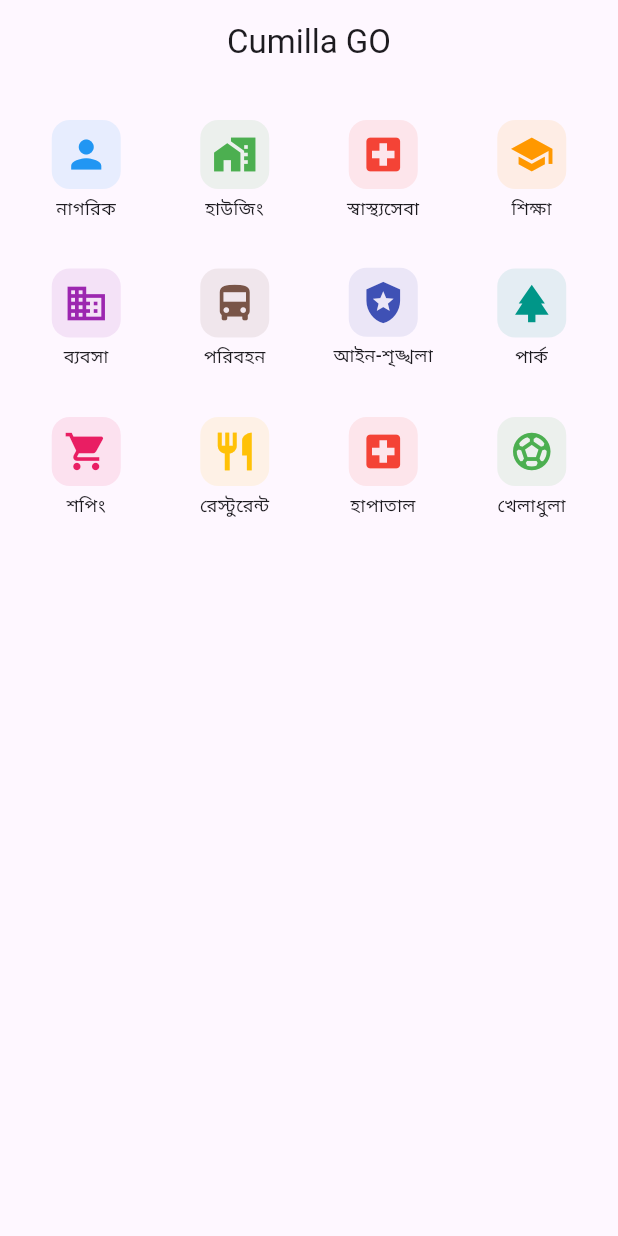
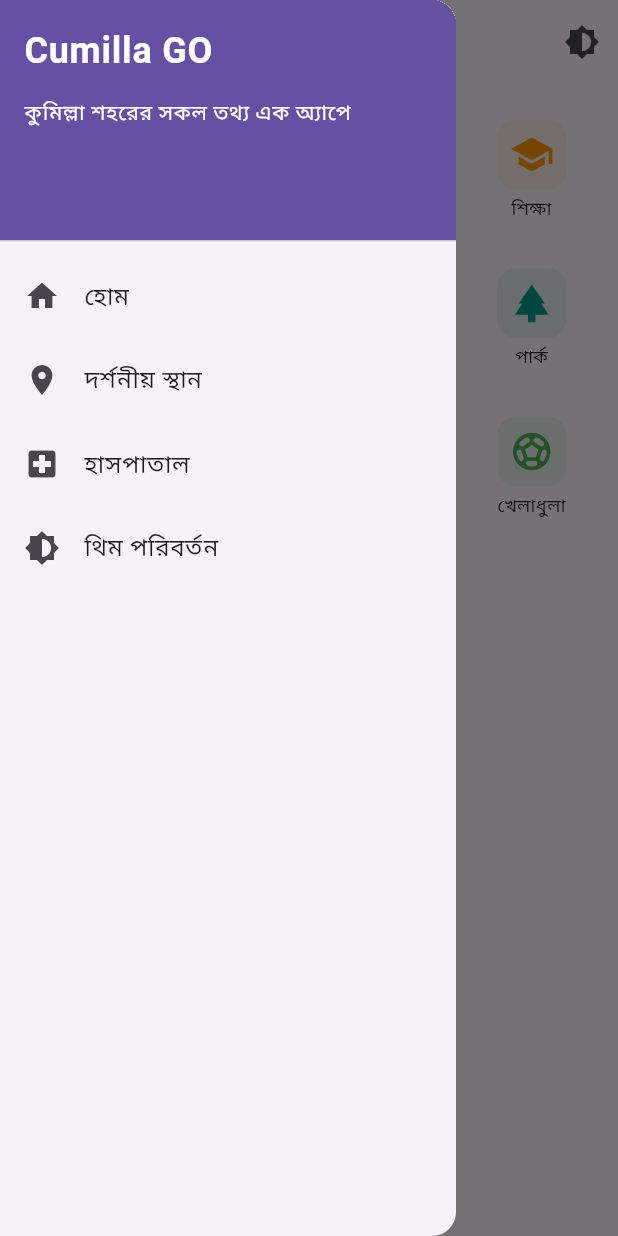
Before and after one commit to Cumilla-City/cumilla-go, a Flutter app: the screen it shows after launch, with the side drawer open (before the commit the screen has no drawer), on a phone screen of 412 x 824 dp. Run offline on Flutter 3.47's test engine with Material 3 defaults, Android fonts, the phone set to English and light mode, and no system bars; our stand-ins replace sqflite, sqflite_common_ffi; accounts and stored records are empty.

Commit message:
Enhance navigation and UI in main app: add Material 3 support, implement routes for PlacesScreen, HospitalsScreen, and TouristPlacesScreen. Introduce AppNavigationDrawer and theme toggle functionality in the app bar for improved user experience.

```diff
--- a/lib/main.dart
+++ b/lib/main.dart
@@ -7,6 +7,7 @@
 import 'package:flutter/foundation.dart' show kIsWeb;
 import 'package:provider/provider.dart';
 import 'providers/theme_provider.dart';
+import 'widgets/navigation_drawer.dart';
 
 void main() async {
   WidgetsFlutterBinding.ensureInitialized();
@@ -38,9 +39,15 @@
           themeMode: themeProvider.themeMode,
           theme: ThemeData(
             primarySwatch: Colors.blue,
+            useMaterial3: true,  // Add this for Material 3 design
           ),
           darkTheme: ThemeData.dark(),
-          home: PlacesScreen(),
+          initialRoute: '/',
+          routes: {
+            '/': (context) => PlacesScreen(),
+            '/tourist-places': (context) => TouristPlacesScreen(),
+            '/hospitals': (context) => HospitalsScreen(),
+          },
         );
       },
     );
@@ -107,7 +114,22 @@
       appBar: AppBar(
         centerTitle: true,
         title: Text('Cumilla GO'),
+        leading: Builder(
+          builder: (context) => IconButton(
+            icon: Icon(Icons.menu),
+            onPressed: () => Scaffold.of(context).openDrawer(),
+          ),
+        ),
+        actions: [
+          IconButton(
+            icon: Icon(Icons.brightness_6),
+            onPressed: () {
+              Provider.of<ThemeProvider>(context, listen: false).toggleTheme();
+            },
+          ),
+        ],
       ),
+      drawer: AppNavigationDrawer(),
       body: GridView.builder(
         padding: EdgeInsets.all(16),
         gridDelegate: SliverGridDelegateWithFixedCrossAxisCount(
@@ -197,3 +219,17 @@
     );
   }
 }
+
+class HospitalsScreen extends StatelessWidget {
+  @override
+  Widget build(BuildContext context) {
+    return Scaffold(
+      appBar: AppBar(title: Text('হাসপাতাল')),
+      body: ListView(
+        children: [
+          // Hospital list items will go here
+        ],
+      ),
+    );
+  }
+}
--- /dev/null
+++ b/lib/widgets/navigation_drawer.dart
@@ -0,0 +1,74 @@
+import 'package:flutter/material.dart';
+import 'package:provider/provider.dart';
+import '../providers/theme_provider.dart';
+
+class AppNavigationDrawer extends StatelessWidget {
+  @override
+  Widget build(BuildContext context) {
+    return Drawer(
+      child: ListView(
+        padding: EdgeInsets.zero,
+        children: [
+          DrawerHeader(
+            decoration: BoxDecoration(
+              color: Theme.of(context).primaryColor,
+            ),
+            child: Column(
+              crossAxisAlignment: CrossAxisAlignment.start,
+              children: [
+                Text(
+                  'Cumilla GO',
+                  style: TextStyle(
+                    color: Colors.white,
+                    fontSize: 24,
+                    fontWeight: FontWeight.bold,
+                  ),
+                ),
+                SizedBox(height: 12),
+                Text(
+                  'কুমিল্লা শহরের সকল তথ্য এক অ্যাপে',
+                  style: TextStyle(
+                    color: Colors.white,
+                    fontSize: 14,
+                  ),
+                ),
+              ],
+            ),
+          ),
+          ListTile(
+            leading: Icon(Icons.home),
+            title: Text('হোম'),
+            onTap: () {
+              Navigator.pop(context);
+              Navigator.pushNamed(context, '/');
+            },
+          ),
+          ListTile(
+            leading: Icon(Icons.place),
+            title: Text('দর্শনীয় স্থান'),
+            onTap: () {
+              Navigator.pop(context);
+              Navigator.pushNamed(context, '/tourist-places');
+            },
+          ),
+          ListTile(
+            leading: Icon(Icons.local_hospital),
+            title: Text('হাসপাতাল'),
+            onTap: () {
+              Navigator.pop(context);
+              Navigator.pushNamed(context, '/hospitals');
+            },
+          ),
+          ListTile(
+            leading: Icon(Icons.brightness_6),
+            title: Text('থিম পরিবর্তন'),
+            onTap: () {
+              Provider.of<ThemeProvider>(context, listen: false).toggleTheme();
+              Navigator.pop(context);
+            },
+          ),
+        ],
+      ),
+    );
+  }
+}
```
